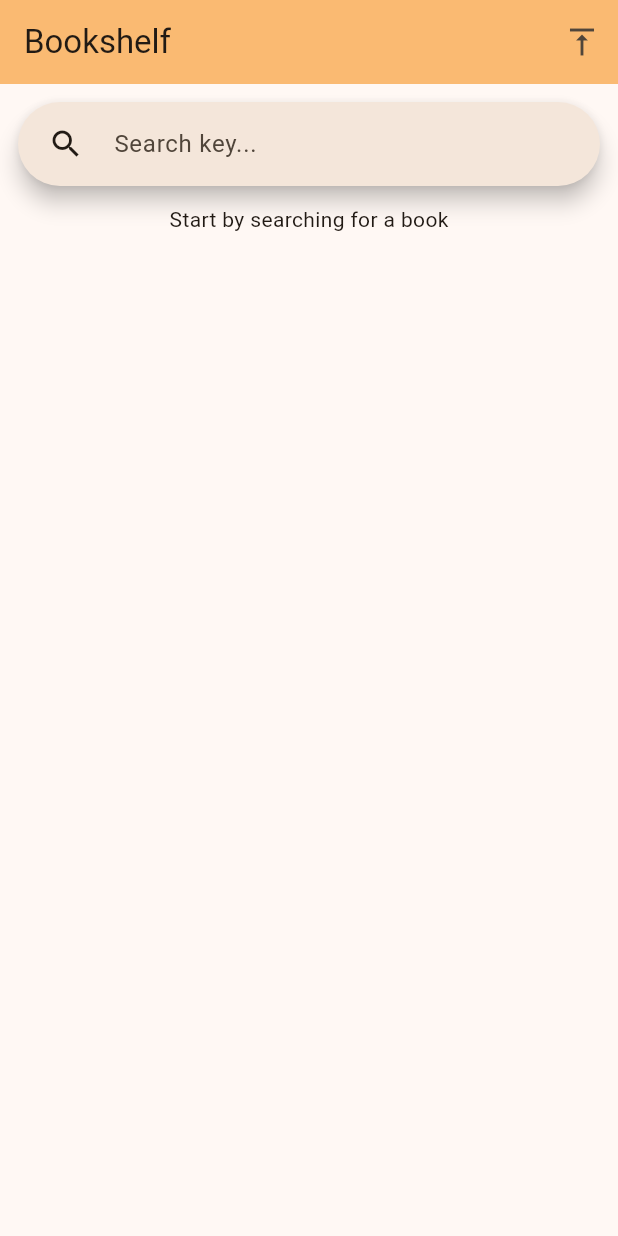
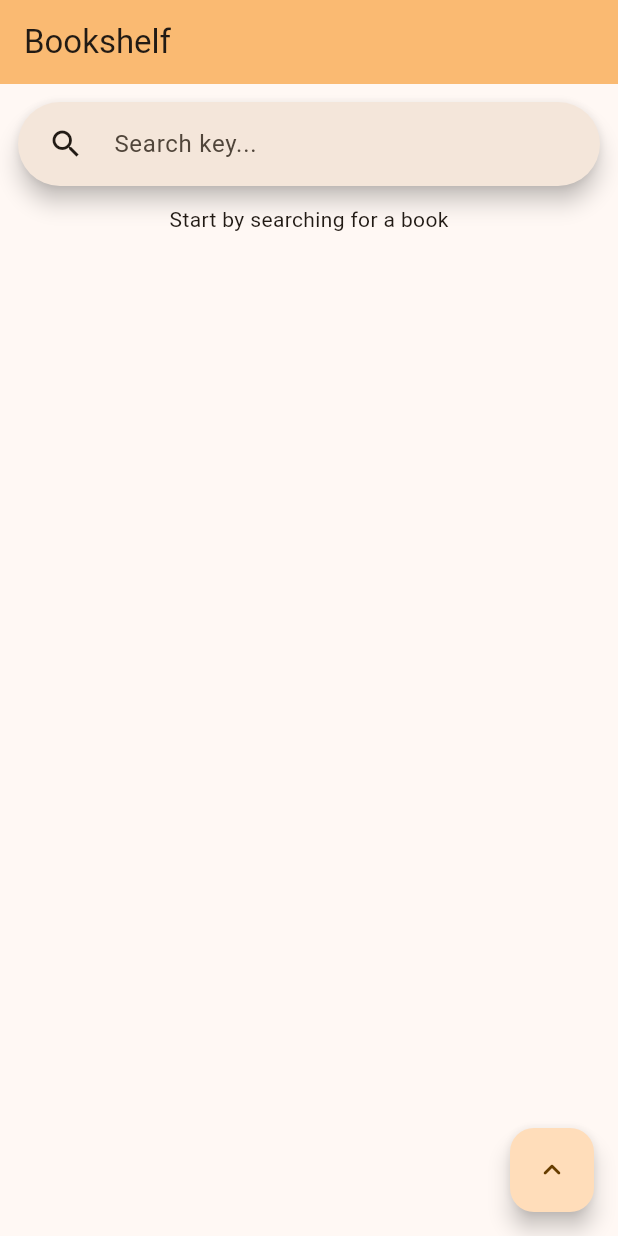
Before and after one commit to C4lopsitta/Flutter_Bookshelf, a Flutter app: the screen it shows after launch, on a phone screen of 412 x 824 dp. Run offline on Flutter 3.47's test engine with Material 3 defaults, Android fonts, the phone set to English and light mode, and no system bars; our stand-ins replace barcode_widget, flutter_rating_bar, share_plus, visibility_detector; missing offline and left inert: barcode_image.

Commit message:
Added jump to top button

```diff
--- a/lib/main.dart
+++ b/lib/main.dart
@@ -45,7 +45,8 @@ class _MyHomePageState extends State<MyHomePage> {
   int _alreadyReadBooks = 0;
   bool _hasSearched = false;
   List<BookData>? _books;
-  TextEditingController _searchController = TextEditingController();
+  final TextEditingController _searchController = TextEditingController();
+  final ScrollController _mainScrollViewController = ScrollController();
 
   @override
   void initState() {
@@ -60,13 +61,10 @@ class _MyHomePageState extends State<MyHomePage> {
         backgroundColor: Theme.of(context).colorScheme.inversePrimary,
         title: Text(widget.title),
         actions: [
-          IconButton(
-            onPressed: (){},
-            icon: const Icon(Icons.vertical_align_top_outlined)
-          )
         ],
       ),
       body: SingleChildScrollView(
+        controller: _mainScrollViewController,
         child: Column(
             children: [
               Padding(
@@ -96,7 +94,13 @@ class _MyHomePageState extends State<MyHomePage> {
             ],
 
           ),
-        )
+        ),
+        floatingActionButton: FloatingActionButton(
+          onPressed: () {
+            _mainScrollViewController.animateTo(0, duration: Durations.medium3, curve: Curves.easeIn);
+          },
+          child: const Icon(Icons.keyboard_arrow_up_rounded),
+        ),
     );
   }
 
--- a/pubspec.yaml
+++ b/pubspec.yaml
@@ -16,7 +16,7 @@ publish_to: 'none' # Remove this line if you wish to publish to pub.dev
 # https://developer.apple.com/library/archive/documentation/General/Reference/InfoPlistKeyReference/Articles/CoreFoundationKeys.html
 # In Windows, build-name is used as the major, minor, and patch parts
 # of the product and file versions while build-number is used as the build suffix.
-version: 1.0.0+1
+version: 1.1.0
 
 environment:
   sdk: '>=3.2.6 <4.0.0'
```
Also changed, not shown: pubspec.lock.
